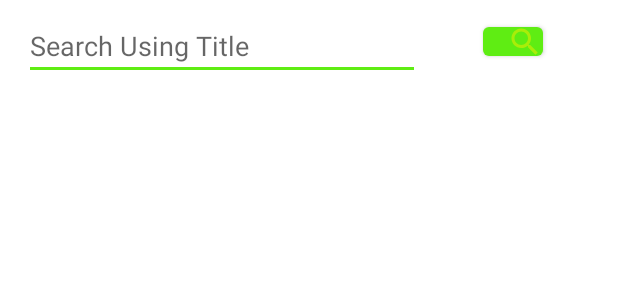
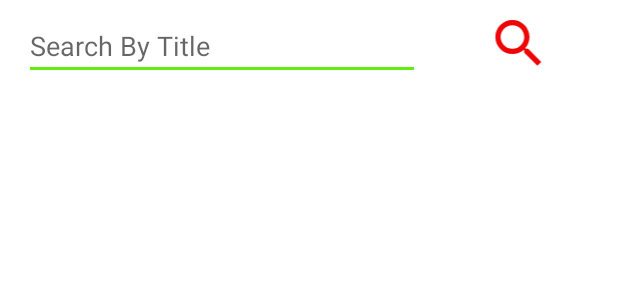
Before and after one commit to Kipbett/Wolf-Entertainment-Android, an Android app: the layout activity_search.xml on its own in the app's theme, with its tools: preview values and no code run, on a phone screen of 412 x 824 dp. Shown: the top 300 px of the screen. Run offline under Robolectric (Android 15) with nearby library versions, the phone set to English and light mode, and no system bars; network calls fail.

Commit message:
Search Update

```diff
--- a/app/build.gradle
+++ b/app/build.gradle
@@ -34,6 +34,7 @@ dependencies {
     implementation 'androidx.constraintlayout:constraintlayout:2.1.3'
     implementation 'com.android.volley:volley:1.2.1'
     implementation 'com.github.bumptech.glide:glide:4.13.0'
+    implementation 'com.google.android.gms:play-services-ads:21.0.0'
     annotationProcessor 'com.github.bumptech.glide:compiler:4.13.0'
     testImplementation 'junit:junit:4.13.2'
     androidTestImplementation 'androidx.test.ext:junit:1.1.3'
--- /dev/null
+++ b/app/src/main/res/drawable/dialogue_bg.xml
@@ -0,0 +1,5 @@
+<?xml version="1.0" encoding="utf-8"?>
+<shape xmlns:android="http://schemas.android.com/apk/res/android">
+    <solid android:color="@color/cardview_dark_background"/>
+    <corners android:radius="15dp"/>
+</shape>
--- a/app/src/main/res/drawable/movie_bg.xml
+++ b/app/src/main/res/drawable/movie_bg.xml
@@ -1,8 +1,8 @@
 <?xml version="1.0" encoding="utf-8"?>
 <shape xmlns:android="http://schemas.android.com/apk/res/android"
     android:shape="rectangle">
-    <corners android:radius="10dp"/>
-    <solid android:color="@color/dark_blue"/>
-    <stroke android:color="@color/darker_blue"/>
+    <stroke android:color="@color/darker_blue"
+        android:width="3dp"/>
+
 
 </shape>
--- a/app/src/main/res/layout/activity_search.xml
+++ b/app/src/main/res/layout/activity_search.xml
@@ -10,26 +10,15 @@
         android:id="@+id/eSearch"
         android:layout_width="264dp"
         android:layout_height="wrap_content"
-        android:layout_marginTop="8dp"
         android:ems="10"
+        android:hint="Search By Title"
         android:inputType="text"
-        android:hint="Search Using Title"
+        app:layout_constraintBottom_toBottomOf="parent"
         app:layout_constraintEnd_toEndOf="parent"
         app:layout_constraintHorizontal_bias="0.108"
         app:layout_constraintStart_toStartOf="parent"
-        app:layout_constraintTop_toTopOf="parent" />
-
-    <com.google.android.material.button.MaterialButton
-        android:id="@+id/buttonSearch"
-        android:layout_width="40dp"
-        android:layout_height="31dp"
-        android:layout_marginTop="12dp"
-        android:gravity="center"
-        app:icon="@drawable/ic_search"
-        app:layout_constraintEnd_toEndOf="parent"
-        app:layout_constraintHorizontal_bias="0.456"
-        app:layout_constraintStart_toEndOf="@+id/eSearch"
-        app:layout_constraintTop_toTopOf="parent" />
+        app:layout_constraintTop_toTopOf="@+id/searchImage"
+        app:layout_constraintVertical_bias="0.0" />
 
     <androidx.recyclerview.widget.RecyclerView
         android:id="@+id/recycerView"
@@ -39,4 +28,27 @@
         android:scrollbarAlwaysDrawHorizontalTrack="true"
         app:layout_constraintTop_toBottomOf="@+id/eSearch"
         tools:layout_editor_absoluteX="0dp" />
+
+    <com.google.android.gms.ads.AdView
+        android:id="@+id/adViewHome"
+        android:layout_width="match_parent"
+        android:layout_height="wrap_content"
+        android:layout_alignParentBottom="true"
+        android:layout_centerHorizontal="true"
+        android:layout_marginTop="144dp"
+        app:adSize="BANNER"
+        app:adUnitId="ca-app-pub-3940256099942544/6300978111"
+        app:layout_constraintBottom_toBottomOf="parent"
+        app:layout_constraintEnd_toEndOf="parent"
+        app:layout_constraintStart_toStartOf="parent" />
+
+    <ImageView
+        android:id="@+id/searchImage"
+        android:layout_width="97dp"
+        android:layout_height="42dp"
+        android:layout_marginTop="8dp"
+        app:layout_constraintEnd_toEndOf="parent"
+        app:layout_constraintStart_toEndOf="@+id/eSearch"
+        app:layout_constraintTop_toTopOf="parent"
+        app:srcCompat="@drawable/ic_search" />
 </androidx.constraintlayout.widget.ConstraintLayout>
--- a/app/src/main/res/values/strings.xml
+++ b/app/src/main/res/values/strings.xml
@@ -2,4 +2,5 @@
     <string name="app_name">Wolf Entertainment</string>
     <string name="wolf">\@WolfEnt</string>
     <string name="enter">Wolf\nEntertainment</string>
+    <string name="adMobId">ca-app-pub-3683437462836746~5555721966</string>
 </resources>
```
Also changed, not shown: app/src/main/AndroidManifest.xml (+9 -1 lines), app/src/main/java/com/wolf/wolfentertainment/MainActivity.java (+22 -0 lines), app/src/main/java/com/wolf/wolfentertainment/SearchActivity.java (+37 -6 lines), app/src/main/java/com/wolf/wolfentertainment/adapter/MovieAdapter.java (+16 -3 lines), app/src/main/res/layout/activity_main.xml (+28 -3 lines), app/src/main/res/layout/movie_dialogue.xml (added, +75 -0 lines), app/src/main/res/layout/movie_layout.xml (+8 -7 lines).
